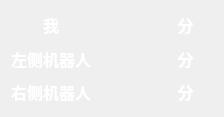
Before: the Qt Designer form landlords/scorepanel.ui in BearGryllsSAS/Landlords, drawn with Qt 5.
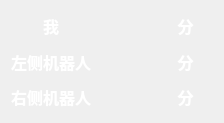
After: the same form once the commit is applied.

Diff of the .ui file:
```diff
--- a/landlords/scorepanel.ui
+++ b/landlords/scorepanel.ui
@@ -7,7 +7,7 @@
     <x>0</x>
     <y>0</y>
     <width>224</width>
-    <height>117</height>
+    <height>123</height>
    </rect>
   </property>
   <property name="windowTitle">
@@ -22,6 +22,7 @@
        <pointsize>12</pointsize>
        <weight>75</weight>
        <bold>true</bold>
+       <underline>false</underline>
       </font>
      </property>
      <property name="styleSheet">
@@ -43,6 +44,7 @@
        <pointsize>12</pointsize>
        <weight>75</weight>
        <bold>true</bold>
+       <underline>false</underline>
       </font>
      </property>
      <property name="styleSheet">
@@ -64,6 +66,7 @@
        <pointsize>12</pointsize>
        <weight>75</weight>
        <bold>true</bold>
+       <underline>false</underline>
       </font>
      </property>
      <property name="styleSheet">
@@ -85,6 +88,7 @@
        <pointsize>12</pointsize>
        <weight>75</weight>
        <bold>true</bold>
+       <underline>false</underline>
       </font>
      </property>
      <property name="styleSheet">
@@ -106,6 +110,7 @@
        <pointsize>12</pointsize>
        <weight>75</weight>
        <bold>true</bold>
+       <underline>false</underline>
       </font>
      </property>
      <property name="styleSheet">
@@ -127,6 +132,7 @@
        <pointsize>12</pointsize>
        <weight>75</weight>
        <bold>true</bold>
+       <underline>false</underline>
       </font>
      </property>
      <property name="styleSheet">
@@ -148,6 +154,7 @@
        <pointsize>12</pointsize>
        <weight>75</weight>
        <bold>true</bold>
+       <underline>false</underline>
       </font>
      </property>
      <property name="styleSheet">
@@ -169,6 +176,7 @@
        <pointsize>12</pointsize>
        <weight>75</weight>
        <bold>true</bold>
+       <underline>false</underline>
       </font>
      </property>
      <property name="styleSheet">
@@ -190,6 +198,7 @@
        <pointsize>12</pointsize>
        <weight>75</weight>
        <bold>true</bold>
+       <underline>false</underline>
       </font>
      </property>
      <property name="styleSheet">
```
